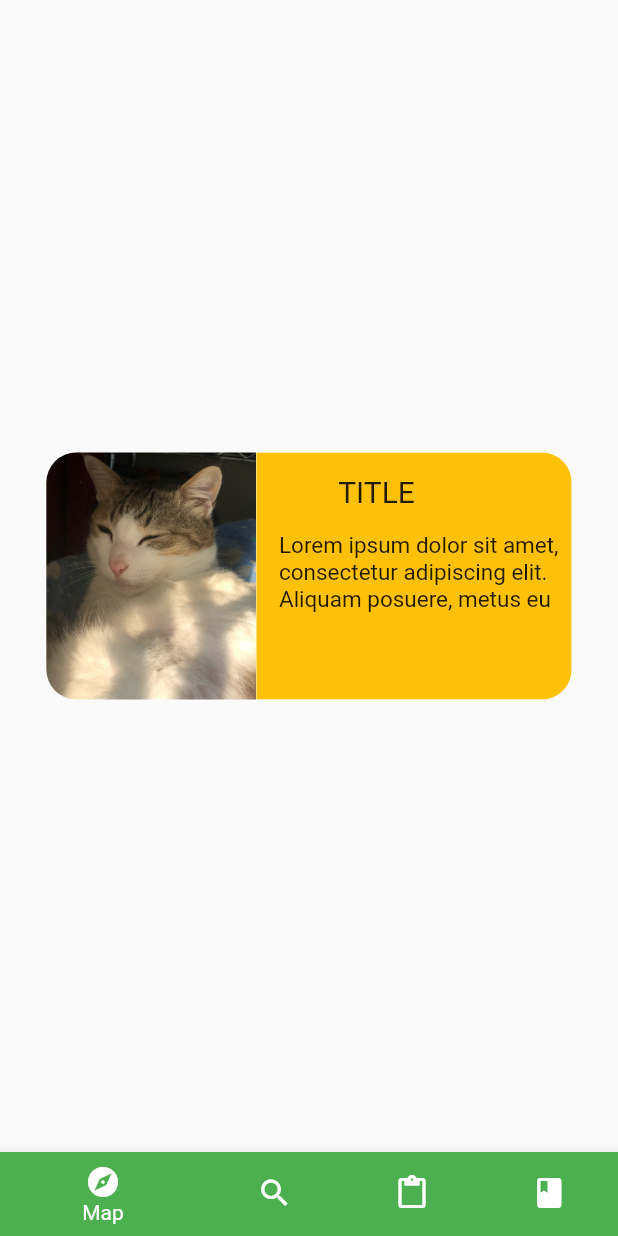
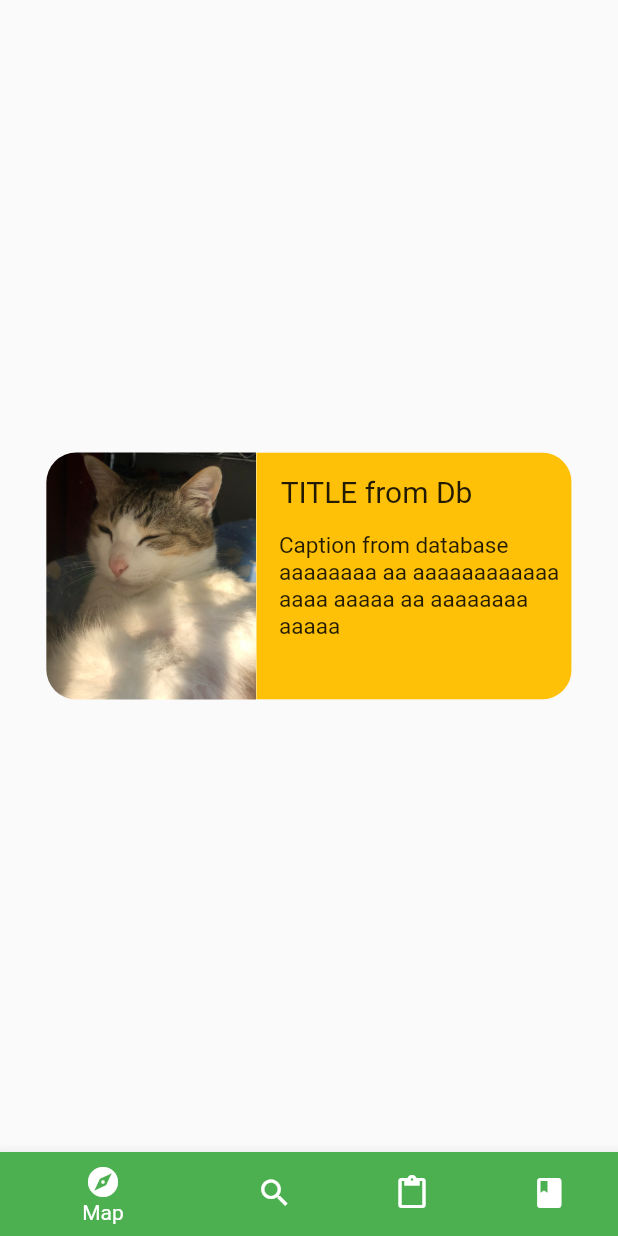
Before and after one commit to EdwinShiu/HackUST-fakeust, a Flutter app: the LandingPage screen opened by its route, swiped to page 4, on a phone screen of 412 x 824 dp. Run offline on Flutter 3.47's test engine with Material 2 defaults, Android fonts, the phone set to English and light mode, and no system bars; our stand-ins replace firebase_auth, firebase_core; accounts and stored records are empty.

Commit message:
Added api for travel log card

```diff
--- a/lib/Cards/travellogCard.dart
+++ b/lib/Cards/travellogCard.dart
@@ -1,6 +1,14 @@
 import 'package:flutter/material.dart';
 
 class LogCard extends StatelessWidget {
+  final String caption;
+  final String title;
+
+  LogCard({
+    this.title = 'DEFAULT TITLE',
+    this.caption = 'Default caption aaaaaa aaaaaaaaa aaa aaaaaaa aaaaaaaa',
+  });
+
   @override
   Widget build(BuildContext context) {
     var screenHeight = MediaQuery.of(context).size.height;
@@ -18,36 +26,34 @@ class LogCard extends StatelessWidget {
             Expanded(
               flex: 2,
               child: Container(
-                  // color: Colors.lightBlue,
-                  // height: screenHeight * 0.2,
-                  // // width: screenWidth * 0.85 * 0.4,
-                  // child: Image.asset('assets/images/hike.jpg')),
                 decoration: BoxDecoration(
                   image: DecorationImage(
                     image: AssetImage("assets/images/logCard.jpeg"),
                     fit: BoxFit.cover,
                   ),
                 ),
-                )),
+              ),
+            ),
+            // travel log text
             Expanded(
               flex: 3,
               child: Container(
                 color: Colors.amber,
                 child: Column(
                   children: [
+                    // title
                     Padding(
                       padding: EdgeInsets.only(top: 15, right: 50),
-                      // padding: EdgeInsets.symmetric(horizontal: 15),
                       child: Text(
-                        'TITLE',
+                        this.title,
                         style: TextStyle(fontSize: 20),
                       ),
                     ),
+                    // caption
                     Padding(
                       padding: EdgeInsets.only(top: 15, left: 15),
-                      // padding: EdgeInsets.symmetric(horizontal: 15),
                       child: Text(
-                        'Lorem ipsum dolor sit amet, consectetur adipiscing elit. Aliquam posuere, metus eu ',
+                        this.caption,
                         style: TextStyle(fontSize: 15),
                       ),
                     ),
--- a/lib/Pages/LandingPage/landingPage.dart
+++ b/lib/Pages/LandingPage/landingPage.dart
@@ -3,6 +3,9 @@ import 'package:flutter/material.dart';
 import '../../Cards/travellogCard.dart';
 
 class LandingPage extends StatefulWidget {
+  final String titlefromDb = 'TITLE from Db';
+  final String captionfromDb =
+      'Caption from database aaaaaaaa aa aaaaaaaaaaaa aaaa aaaaa aa aaaaaaaa aaaaa';
   @override
   _LandingPageState createState() => _LandingPageState();
 }
@@ -80,7 +83,10 @@ class _LandingPageState extends State<LandingPage> {
                 child: Text('Page3'),
               ),
               Center(
-                child: LogCard(),
+                child: LogCard(
+                  title: widget.titlefromDb,
+                  caption: widget.captionfromDb,
+                ),
               ),
             ],
           ),
```
Lines whose indentation alone changed are shown as unchanged.
